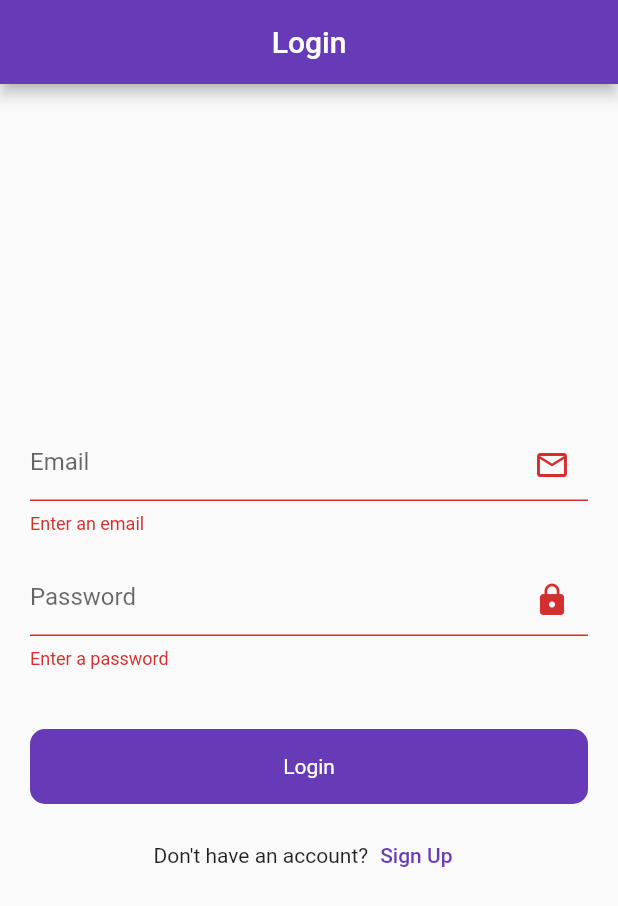
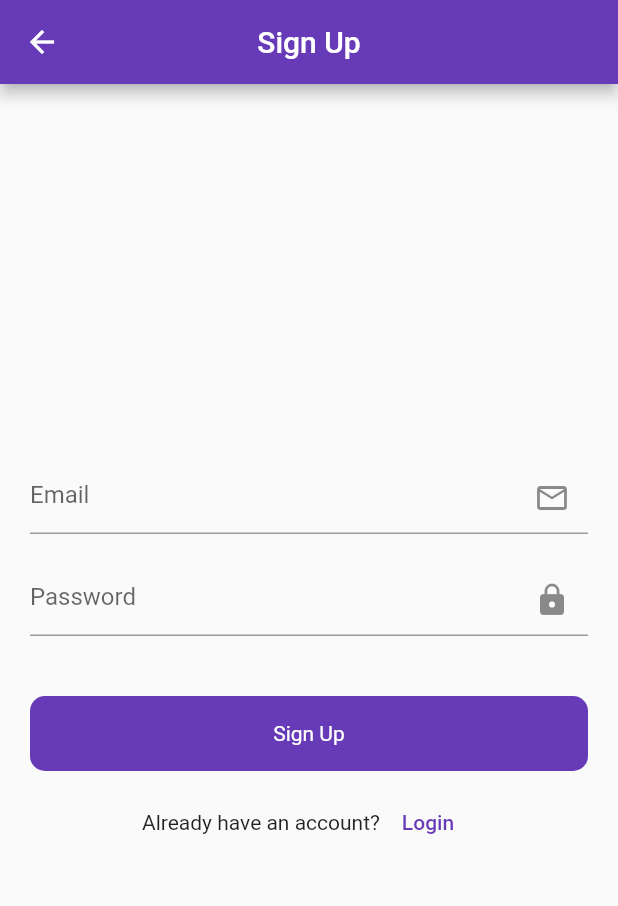
Before and after one commit to harshal0001/firebase, a Flutter app: the screen it shows after launch, after a tap on "Login", after a tap on "Sign Up", on a phone screen of 412 x 824 dp. Shown: the top 906 px of the screen. Run offline on Flutter 3.47's test engine with Material 2 defaults, Android fonts, the phone set to English and light mode, and no system bars; our stand-ins replace firebase_core; accounts and stored records are empty.

Commit message:
signup_screen

```diff
--- a/lib/ui/auth/login_screen.dart
+++ b/lib/ui/auth/login_screen.dart
@@ -1,5 +1,7 @@
+import 'package:firebase_app/ui/auth/signup_screen.dart';
 import 'package:firebase_app/widgets/round_button.dart';
 import 'package:flutter/material.dart';
+import 'package:flutter/services.dart';
 
 class LoginScreen extends StatefulWidget {
   const LoginScreen({super.key});
@@ -23,7 +25,12 @@ class _LoginScreenState extends State<LoginScreen> {
 
   @override
   Widget build(BuildContext context) {
-    return Scaffold(
+    return WillPopScope(
+      onWillPop: () async {
+        SystemNavigator.pop();
+        return true;
+      },
+      child: Scaffold(
         appBar: AppBar(
           automaticallyImplyLeading: false,
           centerTitle: true,
@@ -48,7 +55,6 @@ class _LoginScreenState extends State<LoginScreen> {
                       ),
                       validator: (value) {
                         if (value!.isEmpty) {
-                        print("--------");
                           return 'Enter an email';
                         }
                         return null;
@@ -85,7 +91,14 @@ class _LoginScreenState extends State<LoginScreen> {
                 children: [
                   Text("Don't have an account?"),
                   TextButton(
-                  onPressed: () {},
+                    onPressed: () {
+                      Navigator.push(
+                        context,
+                        MaterialPageRoute(builder: (_) {
+                          return SignUpScreen();
+                        }),
+                      );
+                    },
                     child: Text("Sign Up"),
                   ),
                 ],
@@ -93,6 +106,7 @@ class _LoginScreenState extends State<LoginScreen> {
             ],
           ),
         ),
+      ),
     );
   }
 }
--- /dev/null
+++ b/lib/ui/auth/signup_screen.dart
@@ -0,0 +1,104 @@
+import 'package:firebase_app/ui/auth/login_screen.dart';
+import 'package:firebase_app/widgets/round_button.dart';
+import 'package:flutter/material.dart';
+
+class SignUpScreen extends StatefulWidget {
+  const SignUpScreen({super.key});
+
+  @override
+  State<SignUpScreen> createState() => _SignUpScreenState();
+}
+
+class _SignUpScreenState extends State<SignUpScreen> {
+  final _formKey = GlobalKey<FormState>();
+  final emailControllor = TextEditingController();
+  final passwordControllor = TextEditingController();
+
+  @override
+  void dispose() {
+    // TODO: implement dispose
+    super.dispose();
+    emailControllor.dispose();
+    passwordControllor.dispose();
+  }
+
+  @override
+  Widget build(BuildContext context) {
+    return Scaffold(
+      appBar: AppBar(
+        centerTitle: true,
+        title: Text("Sign Up"),
+      ),
+      body: Padding(
+        padding: const EdgeInsets.symmetric(horizontal: 20),
+        child: Column(
+          mainAxisAlignment: MainAxisAlignment.center,
+          crossAxisAlignment: CrossAxisAlignment.center,
+          children: [
+            Form(
+              key: _formKey,
+              child: Column(
+                children: [
+                  TextFormField(
+                    keyboardType: TextInputType.emailAddress,
+                    controller: emailControllor,
+                    decoration: const InputDecoration(
+                      hintText: 'Email',
+                      suffixIcon: Icon(Icons.email_outlined),
+                    ),
+                    validator: (value) {
+                      if (value!.isEmpty) {
+                        return 'Enter an email';
+                      }
+                      return null;
+                    },
+                  ),
+                  const SizedBox(height: 20),
+                  TextFormField(
+                    controller: passwordControllor,
+                    obscureText: true,
+                    decoration: const InputDecoration(
+                      hintText: 'Password',
+                      suffixIcon: Icon(Icons.lock),
+                    ),
+                    validator: (value) {
+                      if (value!.isEmpty) {
+                        return 'Enter a password';
+                      }
+                      return null;
+                    },
+                  ),
+                  const SizedBox(height: 40),
+                ],
+              ),
+            ),
+            RoundButton(
+              title: "Sign Up",
+              onTap: () {
+                if (_formKey.currentState!.validate()) {}
+              },
+            ),
+            const SizedBox(height: 10),
+            Row(
+              mainAxisAlignment: MainAxisAlignment.center,
+              children: [
+                Text("Already have an account?"),
+                TextButton(
+                  onPressed: () {
+                    Navigator.push(
+                      context,
+                      MaterialPageRoute(builder: (_) {
+                        return LoginScreen();
+                      }),
+                    );
+                  },
+                  child: Text("Login"),
+                ),
+              ],
+            ),
+          ],
+        ),
+      ),
+    );
+  }
+}
```
Lines whose indentation alone changed are shown as unchanged.
